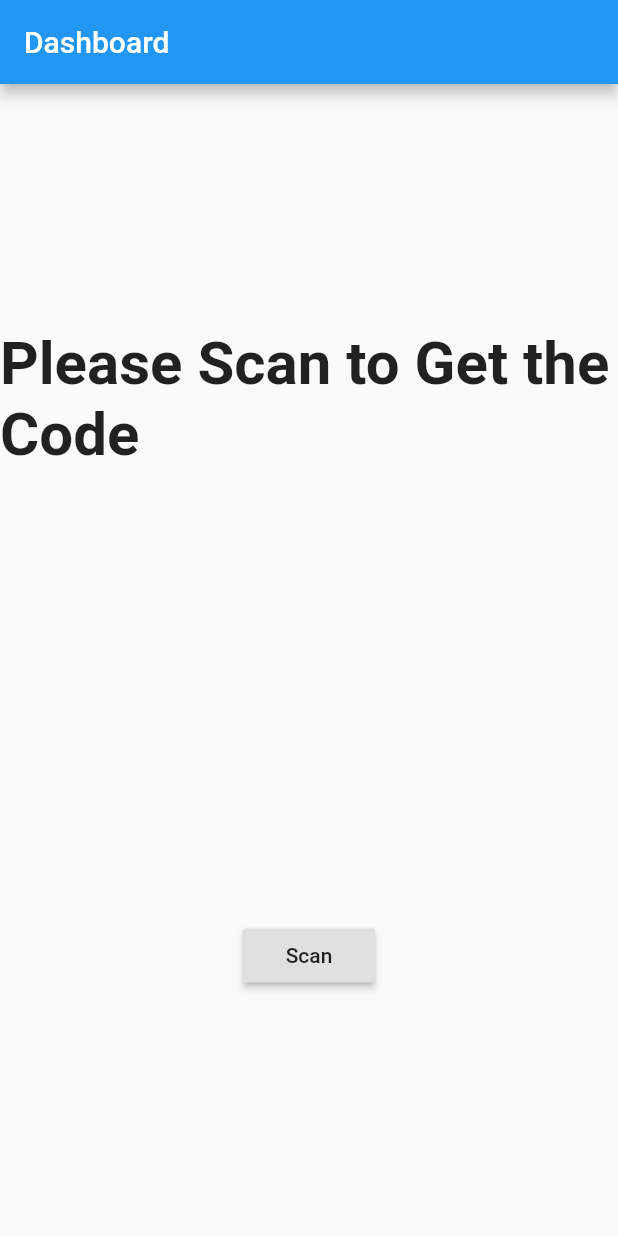
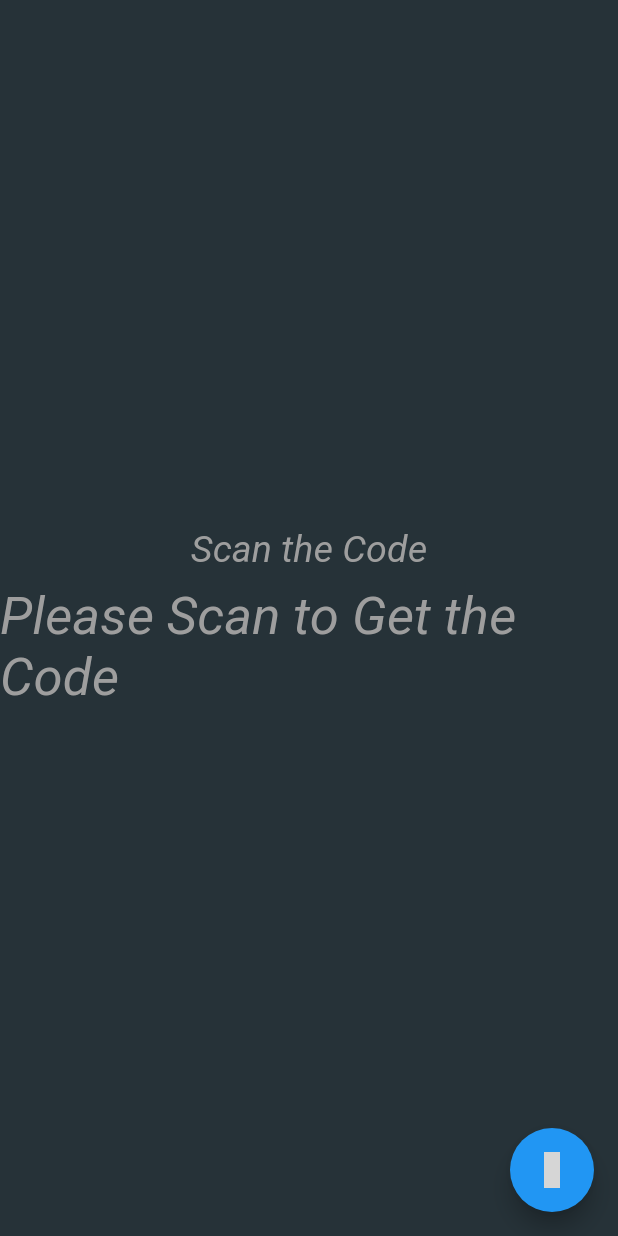
Before and after one commit to kadalcj/qr-code-scanner-pl, a Flutter app: the HomePage screen opened directly, on a phone screen of 412 x 824 dp. Run offline on Flutter 3.47's test engine with Material 2 defaults, Android fonts, the light colour scheme and no system bars; our stand-ins replace fluttertoast, material_design_icons_flutter; missing offline and left inert: flutter_barcode_scanner; grey boxes are pictures that could not be loaded.

Commit message:
UI and Consume API
- Major UI Theme color change.
- Double Back Button works.
- Cancel button on Scanner not set the Text to blank.
- Implement Consume API Testing, "JUST TEST". *Including Model Class.
- Change Raised Button to Floating Action Button.

```diff
--- a/lib/ui/home_page.dart
+++ b/lib/ui/home_page.dart
@@ -1,15 +1,22 @@
 //Package
+import 'dart:async';
+import 'dart:convert';
+// import 'dart:convert';
 import 'package:flutter/material.dart';
-import 'dart:async';
+import 'package:http/http.dart' as http;
 import 'package:fluttertoast/fluttertoast.dart';
 import 'package:flutter_barcode_scanner/flutter_barcode_scanner.dart';
+import 'package:material_design_icons_flutter/material_design_icons_flutter.dart';
+
+//Model
+// import 'package:qr_code_scanner_pl/ui/model/ticket.dart';
 
 class HomePageChange extends StatelessWidget {
   @override
   Widget build(BuildContext context) {
     return MaterialApp(
       title: 'QR Code Scanner PL',
-      theme: ThemeData(primarySwatch: Colors.blue),
+      theme: ThemeData(primarySwatch: Colors.grey),
       home: HomePage(),
     );
   }
@@ -25,43 +32,93 @@ class HomePage extends StatefulWidget {
 class _HomePageState extends State<HomePage> {
   String result = 'Please Scan to Get the Code';
   String qrcode;
+  int statusCode;
   DateTime currentBackPressTime;
+
+  final String url = '/';
+  List data;
+
+  postTicket(qrcode) async {
+    http.Response response = await http.post(
+      Uri.encodeFull(url),
+      headers: {
+        'accept': 'appplication/json',
+        'content-type': 'application/x-www-form-urlencoded'
+      },
+      body: jsonEncode({'qr_strings': qrcode}),
+    );
+
+    if (response.statusCode == 200) {
+      // Fluttertoast.showToast(msg: 'Success!');
+      print('Step 1');
+    } else if (response.statusCode == 404) {
+      // Fluttertoast.showToast(msg: 'Post Failed!');
+      print('Step2');
+    } else {
+      print('Step3');
+    }
+  }
+
+  // Future<Ticket> getTicket() async {
+  //   http.Response response = await http
+  //       .get(Uri.encodeFull(url), headers: {'accept': 'applications/json'});
+  //   print(json.decode(response.body));
+  //   print('Testing');
+  // }
 
   @override
   Widget build(BuildContext context) {
     return Scaffold(
-      appBar: AppBar(
-        title: Text('Dashboard'),
-      ),
+      backgroundColor: Colors.blueGrey[900],
       body: WillPopScope(
         child: Container(
           child: Center(
             child: Column(
               mainAxisAlignment: MainAxisAlignment.center,
               children: <Widget>[
-                Padding(
-                  padding: const EdgeInsets.only(bottom: 300),
-                  child: Text(
-                    result,
-                    style: TextStyle(fontSize: 40, fontWeight: FontWeight.bold),
+                Text(
+                  'Scan the Code',
+                  style: TextStyle(
+                      fontSize: 25,
+                      fontStyle: FontStyle.italic,
+                      color: Colors.grey),
+                ),
+                SizedBox(
+                  child: Container(
+                    width: 100,
+                    height: 10,
                   ),
                 ),
-                RaisedButton(
-                  child: Text('Scan'),
-                  onPressed: () async {
-                    qrcode = await FlutterBarcodeScanner.scanBarcode(
-                        '#FFF123', 'Cancel', true);
-                    setState(() {
-                      result = qrcode;
-                      Fluttertoast.showToast(msg: 'Scanning Complete');
-                    });
-                  },
-                ),
+                Text(
+                  result,
+                  style: TextStyle(
+                      fontSize: 35,
+                      fontStyle: FontStyle.italic,
+                      color: Colors.grey),
+                )
               ],
             ),
           ),
         ),
         onWillPop: _onWillPop,
+      ),
+      floatingActionButton: FloatingActionButton(
+        child: Icon(
+          MdiIcons.qrcodeScan,
+          color: Colors.black,
+        ),
+        onPressed: () async {
+          // getTicket();
+          qrcode =
+              await FlutterBarcodeScanner.scanBarcode('#FF263238', '', true);
+
+          if (qrcode != '') {
+            print('QR Code In');
+            postTicket(qrcode);
+          } else {
+            Fluttertoast.showToast(msg: 'Please Try Again!');
+          }
+        },
       ),
     );
   }
--- /dev/null
+++ b/lib/ui/model/ticket.dart
@@ -0,0 +1,23 @@
+class Ticket {
+  int id;
+  String name;
+  String email;
+  double price;
+  String qrCode;
+  bool isVip;
+  bool productId;
+
+  Ticket({this.id, this.name, this.email, this.price, this.qrCode, this.isVip, this.productId});
+
+  factory Ticket.fromJson(Map<String, dynamic> json) {
+    return Ticket(
+      id: json['id'],
+      name: json['name'],
+      email: json['email'],
+      price: json['price'],
+      qrCode: json['qr_code'],
+      isVip: json['is_vip'],
+      productId: json['product_id']
+    );
+  }
+}
```
Also changed, not shown: lib/ui/landing_page.dart (+14 -8 lines), pubspec.yaml (+6 -2 lines).
